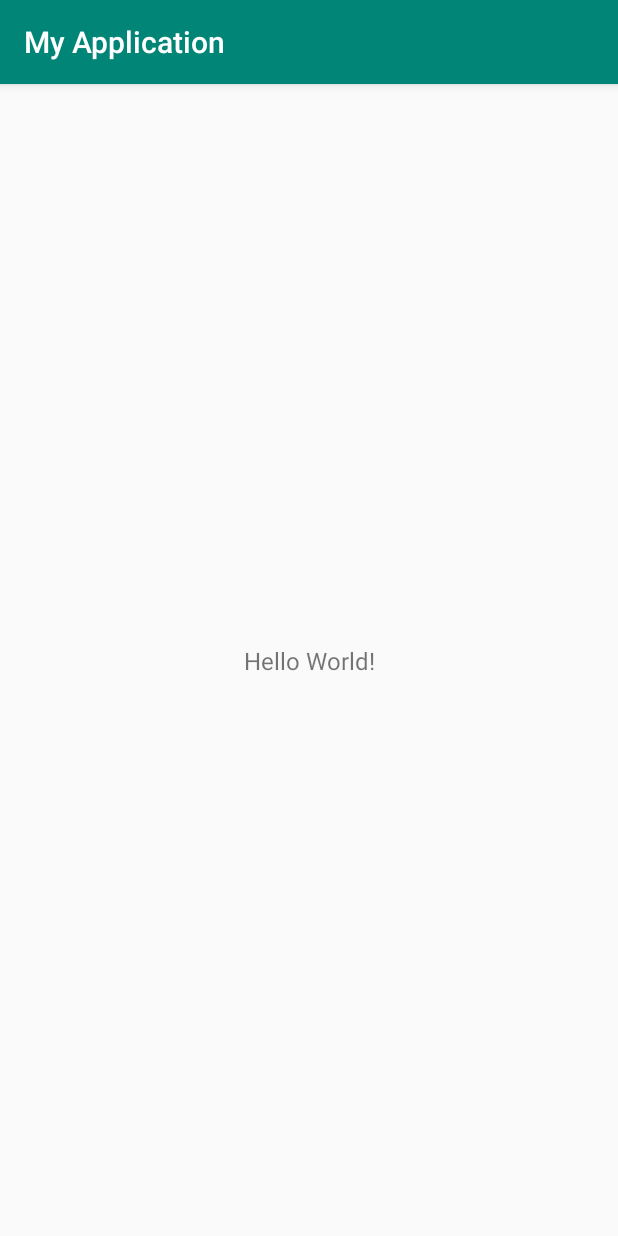
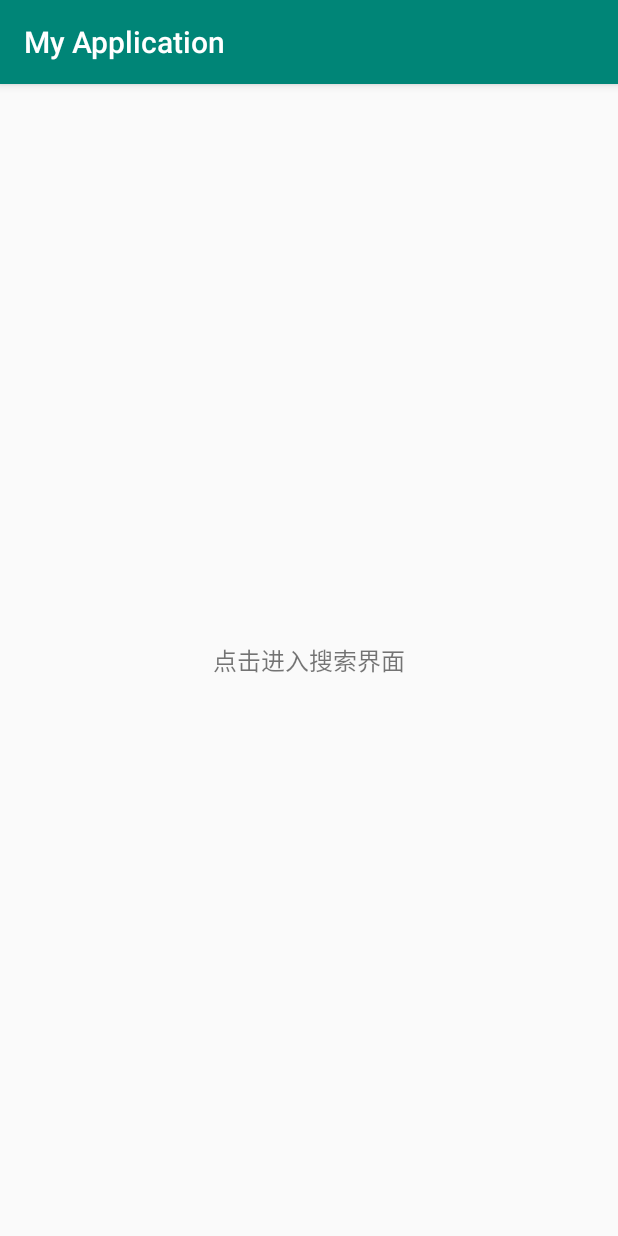
Before and after one commit to xaEHu/RxjavaRetrofitMVP, an Android app: the screen it shows after launch (MainActivity), on a phone screen of 412 x 824 dp. Run offline under Robolectric (Android 15) with nearby library versions, the phone set to English and light mode, and no system bars; libraries missing offline, so code that uses them is left out: com.chad.library.

Commit message:
修复加载中布局二次搜索的时候出现的问题 布局样式修改 添加拖拽功能

```diff
--- a/app/src/main/java/com/xaehu/myapplication/adapter/SearchAdapter.java
+++ b/app/src/main/java/com/xaehu/myapplication/adapter/SearchAdapter.java
@@ -2,6 +2,7 @@ package com.xaehu.myapplication.adapter;
 
 import android.support.annotation.Nullable;
 
+import com.chad.library.adapter.base.BaseItemDraggableAdapter;
 import com.chad.library.adapter.base.BaseQuickAdapter;
 import com.chad.library.adapter.base.BaseViewHolder;
 import com.xaehu.myapplication.R;
@@ -9,7 +10,7 @@ import com.xaehu.myapplication.bean.KugouSearch;
 
 import java.util.List;
 
-public class SearchAdapter extends BaseQuickAdapter<KugouSearch.DataBean.InfoBean, BaseViewHolder> {
+public class SearchAdapter extends BaseItemDraggableAdapter<KugouSearch.DataBean.InfoBean, BaseViewHolder> {
     public SearchAdapter(@Nullable List<KugouSearch.DataBean.InfoBean> data) {
         super(R.layout.adapter_search,data);
     }
--- a/app/src/main/java/com/xaehu/myapplication/base/BaseActivity.java
+++ b/app/src/main/java/com/xaehu/myapplication/base/BaseActivity.java
@@ -46,6 +46,7 @@ public abstract class BaseActivity<P extends BasePresenter> extends AppCompatAct
 
     /**
      * @return 是否有返回按钮
+     * 需要有的话重写此方法返回true
      */
     protected boolean hasBackBtn(){
         return false;
@@ -103,7 +104,7 @@ public abstract class BaseActivity<P extends BasePresenter> extends AppCompatAct
     /**
      * 显示错误布局
      * @param adapter recyclerView的适配器
-     * @param msg 错误信息
+     * @param msg 错误提示信息
      */
     public void showErrorView(BaseQuickAdapter adapter,String msg){
         //// TODO: 2019/6/5 替换错误布局图片
@@ -131,10 +132,10 @@ public abstract class BaseActivity<P extends BasePresenter> extends AppCompatAct
      * 设置适配器的空布局
      * @param adapter 适配器
      * @param msg 空布局文字提示
-     * @param ImgResId 空布局图片资源，若isLoad为true则不生效
+     * @param imgResId 空布局图片资源，若isLoad为true则不生效
      * @param isLoad 是否是加载中
      */
-    public void setAdapterView(BaseQuickAdapter adapter,String msg,int ImgResId,boolean isLoad){
+    public void setAdapterView(BaseQuickAdapter adapter,String msg,int imgResId,boolean isLoad){
         if(emptyView == null){
             emptyView = getLayoutInflater().inflate(R.layout.view_empty, null);
         }
@@ -143,12 +144,13 @@ public abstract class BaseActivity<P extends BasePresenter> extends AppCompatAct
             emptyView.findViewById(R.id.imageView_img).setVisibility(View.GONE);
             emptyView.findViewById(R.id.progressBar_loading).setVisibility(View.VISIBLE);
         }else{
-            ((ImageView)emptyView.findViewById(R.id.imageView_img)).setImageResource(ImgResId);
+            ((ImageView)emptyView.findViewById(R.id.imageView_img)).setImageResource(imgResId);
             emptyView.findViewById(R.id.imageView_img).setVisibility(View.VISIBLE);
             emptyView.findViewById(R.id.progressBar_loading).setVisibility(View.GONE);
         }
         adapter.getData().clear();
         adapter.setEmptyView(emptyView);
+        adapter.notifyDataSetChanged();
     }
 
     @Override
--- a/app/src/main/res/layout/activity_main.xml
+++ b/app/src/main/res/layout/activity_main.xml
@@ -1,6 +1,5 @@
 <?xml version="1.0" encoding="utf-8"?>
 <android.support.constraint.ConstraintLayout xmlns:android="http://schemas.android.com/apk/res/android"
-    xmlns:app="http://schemas.android.com/apk/res-auto"
     xmlns:tools="http://schemas.android.com/tools"
     android:layout_width="match_parent"
     android:layout_height="match_parent"
@@ -8,13 +7,10 @@
 
     <TextView
         android:id="@+id/tv_main"
-        android:layout_width="wrap_content"
-        android:layout_height="wrap_content"
+        android:layout_width="match_parent"
+        android:layout_height="match_parent"
+        android:gravity="center"
         android:textSize="16sp"
-        android:text="Hello World!"
-        app:layout_constraintBottom_toBottomOf="parent"
-        app:layout_constraintLeft_toLeftOf="parent"
-        app:layout_constraintRight_toRightOf="parent"
-        app:layout_constraintTop_toTopOf="parent" />
+        android:text="点击进入搜索界面"/>
 
 </android.support.constraint.ConstraintLayout>
--- a/app/src/main/res/layout/adapter_search.xml
+++ b/app/src/main/res/layout/adapter_search.xml
@@ -4,6 +4,8 @@
     android:layout_width="match_parent"
     android:layout_height="wrap_content"
     android:padding="@dimen/dp_10"
+    android:background="#ffffff"
+    android:layout_marginTop="1dp"
     android:orientation="vertical">
 
     <LinearLayout
```
Also changed, not shown: app/src/main/java/com/xaehu/myapplication/activity/SearchActivity.java (+61 -6 lines), app/src/main/java/com/xaehu/myapplication/presenter/SearchPresenter.java (+4 -4 lines), app/src/main/res/layout/acticity_search.xml (+13 -2 lines).
